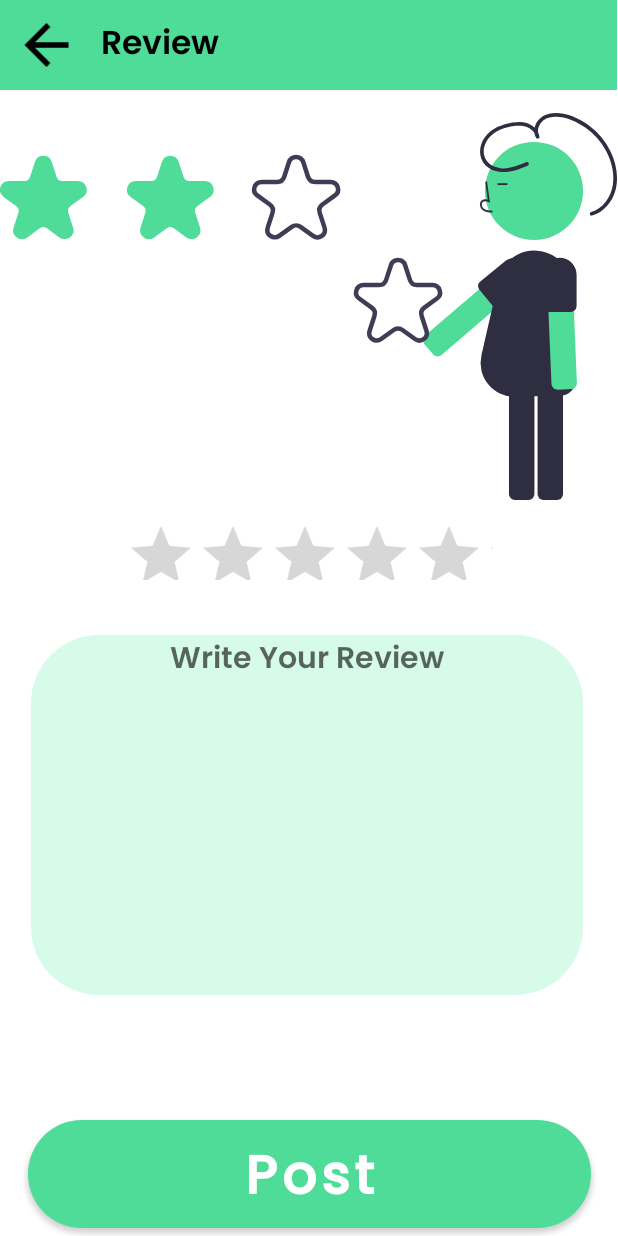
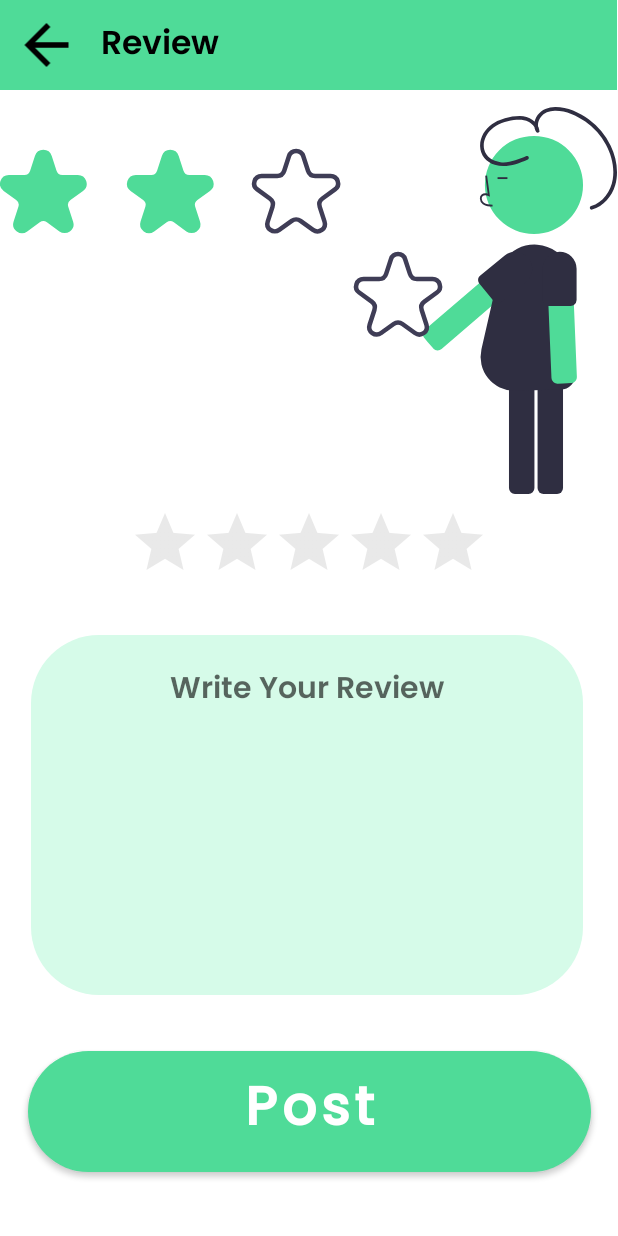
Before and after one commit to BeastMaster99/AlgoHeroes_tour_management_system, an Android app: the AddReview screen opened directly, with no data from a screen before it, on a phone screen of 412 x 824 dp. Run offline under Robolectric (Android 15) with nearby library versions, the phone set to English and light mode, and no system bars; our stand-ins replace Firebase (no records; nobody signed in at launch, a user with empty details on screens opened directly).

Commit message:
enhancing UI of add rating

```diff
--- a/app/src/main/res/layout/activity_add_hotel.xml
+++ b/app/src/main/res/layout/activity_add_hotel.xml
@@ -288,16 +288,16 @@
                 android:layout_marginBottom="10dp"
                 android:background="@drawable/rounded_button"
                 android:backgroundTint="@color/inputField_color"
+                android:fontFamily="@font/font4"
                 android:gravity="center_horizontal"
                 android:hint="@string/hotel_description"
+                android:importantForAutofill="no"
                 android:inputType="textMultiLine"
                 android:minLines="12"
                 android:padding="20dp"
                 android:textColor="@color/black"
                 android:textSize="20sp"
-                tools:ignore="TextContrastCheck,TextContrastCheck"
-                android:importantForAutofill="no"
-                android:fontFamily="@font/font4"/>
+                tools:ignore="TextContrastCheck,TextContrastCheck" />
 
             <EditText
                 android:id="@+id/hotelCity"
--- a/app/src/main/res/layout/activity_add_review.xml
+++ b/app/src/main/res/layout/activity_add_review.xml
@@ -14,8 +14,7 @@
         android:layout_marginStart="-1dp"
         android:layout_marginTop="300dp"
         android:layout_marginEnd="1dp"
-        android:paddingStart="20dp"
-        android:paddingEnd="20dp"
+        android:maxLines="12"
         android:background="@drawable/rounded_review_text_area"
         android:ems="10"
         android:fontFamily="@font/font6"
@@ -29,12 +28,13 @@
         app:layout_constraintStart_toStartOf="parent"
         app:layout_constraintTop_toTopOf="parent"
         app:layout_constraintVertical_bias="0.435"
-        tools:ignore="TextContrastCheck" />
+        tools:ignore="TextContrastCheck"
+        android:padding="20dp"/>
 
     <RatingBar
         android:id="@+id/ratingBar"
-        android:layout_width="245dp"
-        android:layout_height="40dp"
+        android:layout_width="wrap_content"
+        android:layout_height="wrap_content"
         android:layout_marginTop="310dp"
         android:numStars="5"
         android:stepSize="0.5"
@@ -43,7 +43,8 @@
         app:layout_constraintHorizontal_bias="0.5"
         app:layout_constraintStart_toStartOf="parent"
         app:layout_constraintTop_toTopOf="parent"
-        tools:ignore="SpeakableTextPresentCheck" />
+        tools:ignore="SpeakableTextPresentCheck"
+        android:theme="@style/RatingBar"/>
 
     <ImageView
         android:id="@+id/imageView2"
@@ -101,7 +102,7 @@
     <Button
         android:id="@+id/submitBtn"
         android:layout_width="375dp"
-        android:layout_height="72dp"
+        android:layout_height="wrap_content"
         android:layout_marginBottom="5dp"
         android:background="@drawable/rounded_button"
         android:fontFamily="@font/font4"
@@ -115,6 +116,7 @@
         app:layout_constraintEnd_toEndOf="parent"
         app:layout_constraintHorizontal_bias="0.5"
         app:layout_constraintStart_toStartOf="parent"
+        app:layout_constraintTop_toBottomOf="@+id/review"
         tools:ignore="TouchTargetSizeCheck,TextContrastCheck" />
 
 </androidx.constraintlayout.widget.ConstraintLayout>
```
